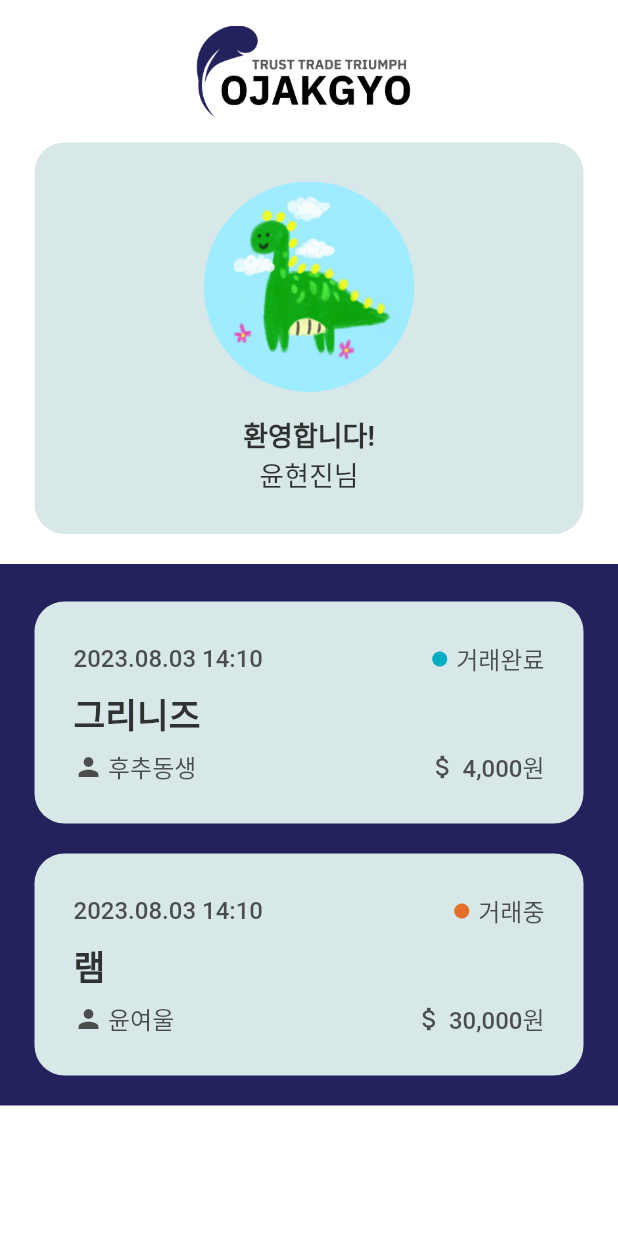
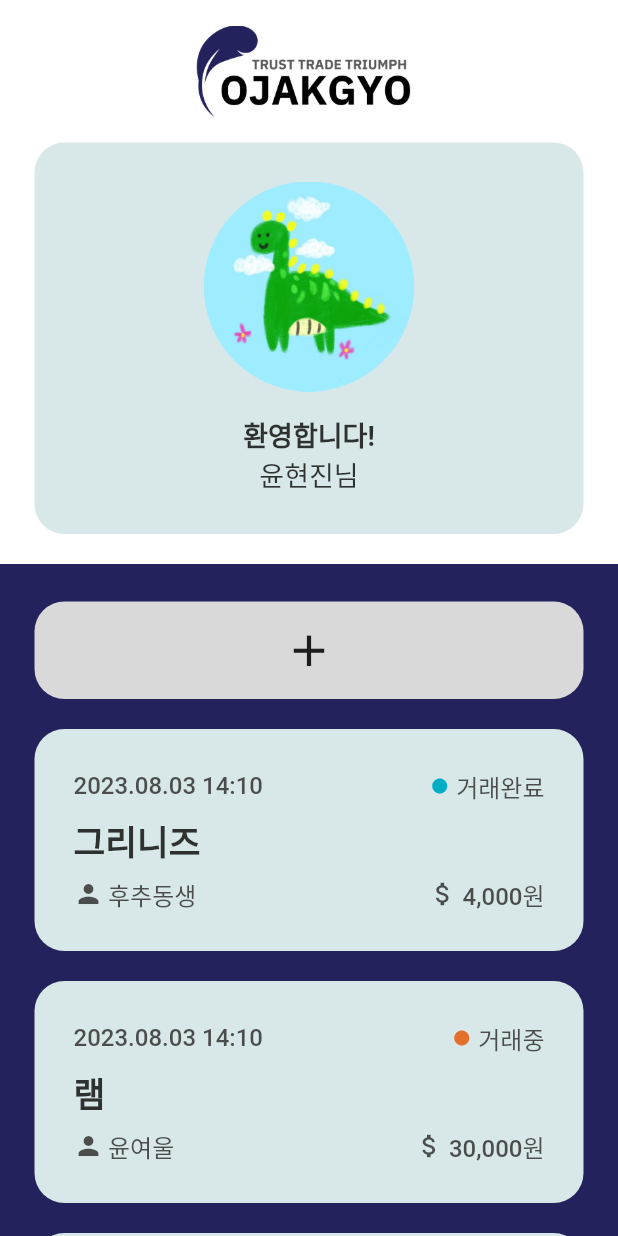
Before and after one commit to yoonhyunjin02/Ojakgyo_Frontend, a Flutter app: the screen it shows after launch, on a phone screen of 412 x 824 dp. Run offline on Flutter 3.47's test engine with Material 2 defaults, Android fonts, the phone set to English and light mode, and no system bars.

Commit message:
style : 메인페이지 레이아웃 및 위젯 구성 완료
스크롤뷰 기능 추가함
거래 등록 버튼 추가함

issues : #9

```diff
--- a/lib/src/pages/main_page.dart
+++ b/lib/src/pages/main_page.dart
@@ -17,11 +17,15 @@ class _AppState extends State<MainPage> {
   @override
   Widget build(BuildContext context) {
     return Scaffold(
-      backgroundColor: Colors.white,
-      body: Center(
+      backgroundColor: const Color(0xFF23225C),
+      body: SingleChildScrollView(
+        child: Center(
           child: Column(
             children: [
-            Padding(
+              Container(
+                decoration:
+                    const BoxDecoration(color: Colors.white), //Colors.white,
+                child: Padding(
                   padding: const EdgeInsets.symmetric(
                     horizontal: 23,
                   ),
@@ -91,38 +95,62 @@ class _AppState extends State<MainPage> {
                     ],
                   ),
                 ),
-            Container(
-              decoration: const BoxDecoration(color: Color(0xFF23225C)),
-              child: Padding(
+              ),
+              Padding(
                 padding: const EdgeInsets.symmetric(
                   horizontal: 23,
                 ),
                 child: Column(
-                  children: const [
-                    SizedBox(
+                  children: [
+                    const SizedBox(
                       height: 25,
                     ),
-                    ListCard(
+                    Container(
+                      decoration: BoxDecoration(
+                        color: const Color(0xFFD9D9D9),
+                        borderRadius: BorderRadius.circular(20),
+                      ),
+                      child: const Padding(
+                        padding: EdgeInsets.all(15),
+                        child: Center(
+                          child: Icon(
+                            Icons.add,
+                            size: 35,
+                          ),
+                        ),
+                      ),
+                    ),
+                    const SizedBox(
+                      height: 20,
+                    ),
+                    const ListCard(
                       tranState: '거래완료',
                       tranDate: '2023.08.03 14:10',
                       tranPerson: '후추동생',
                       tranItem: '그리니즈',
                       tranPrice: '4,000원',
                     ),
-                    ListCard(
+                    const ListCard(
                       tranState: '거래중',
                       tranDate: '2023.08.03 14:10',
                       tranPerson: '윤여울',
                       tranItem: '램',
                       tranPrice: '30,000원',
                     ),
+                    const ListCard(
+                      tranState: '거래중',
+                      tranDate: '2023.08.04 16:11',
+                      tranPerson: '유정권',
+                      tranItem: '맥북',
+                      tranPrice: '1,500,000원',
+                    ),
                   ],
-                ),
                 ),
               ),
             ],
           ),
         ),
+      ),
     );
   }
 }
```
Lines whose indentation alone changed are shown as unchanged.
